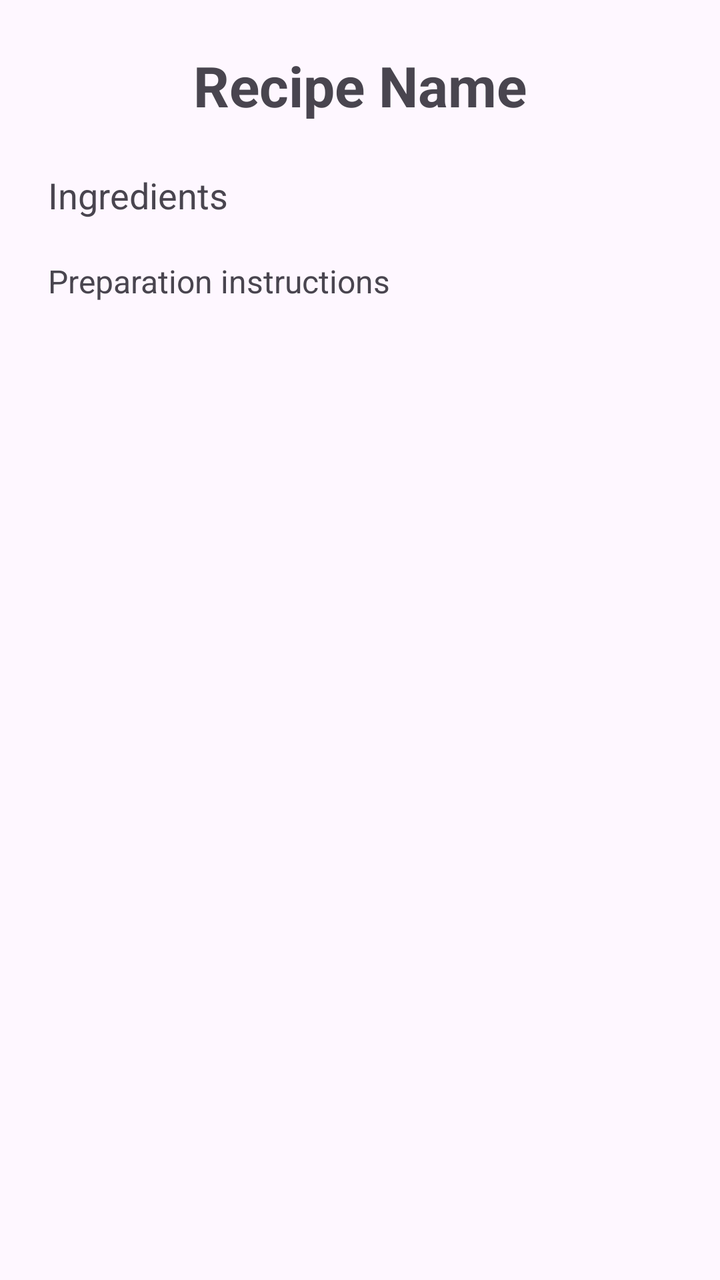
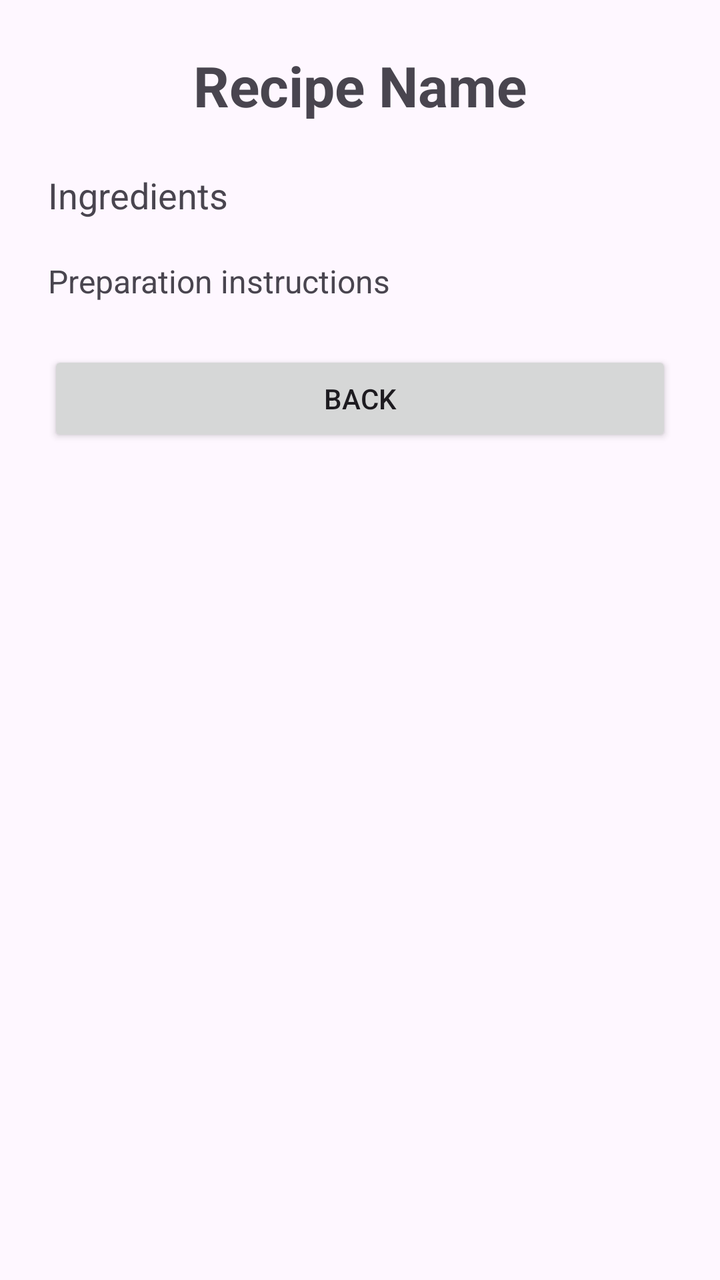

An Android layout rendered at two revisions. The XML below is the earlier revision; the diff shows what the commit changed to produce the second picture.
<!-- AndroidManifest.xml: application theme Theme.SmartPantryManager -->
<!-- res/layout/activity_recipe_detail.xml -->
<?xml version="1.0" encoding="utf-8"?>
<LinearLayout xmlns:android="http://schemas.android.com/apk/res/android"
    android:layout_width="match_parent"
    android:layout_height="match_parent"
    android:orientation="vertical"
    android:padding="24dp">

    <TextView
        android:id="@+id/tvRecipeName"
        android:layout_width="match_parent"
        android:layout_height="wrap_content"
        android:text="Recipe Name"
        android:textSize="28sp"
        android:textStyle="bold"
        android:gravity="center"
        android:layout_marginBottom="24dp" />

    <TextView
        android:id="@+id/tvIngredients"
        android:layout_width="match_parent"
        android:layout_height="wrap_content"
        android:text="Ingredients"
        android:textSize="18sp"
        android:layout_marginBottom="20dp" />

    <TextView
        android:id="@+id/tvInstructions"
        android:layout_width="match_parent"
        android:layout_height="wrap_content"
        android:text="Preparation instructions"
        android:textSize="16sp" />

</LinearLayout>
<!-- resources referenced by this layout -->
<resources>
  <style name="Theme.SmartPantryManager" parent="Base.Theme.SmartPantryManager" />
  <style name="Base.Theme.SmartPantryManager" parent="Theme.Material3.DayNight.NoActionBar">
          
          
      </style>
</resources>

<!-- the commit's change to res/layout/activity_recipe_detail.xml (unified diff, before → after) -->
@@ -28,6 +28,13 @@
         android:layout_width="match_parent"
         android:layout_height="wrap_content"
         android:text="Preparation instructions"
-        android:textSize="16sp" />
+        android:textSize="16sp"
+        android:layout_marginBottom="24dp" />
+
+    <Button
+        android:id="@+id/btnBack"
+        android:layout_width="match_parent"
+        android:layout_height="wrap_content"
+        android:text="Back" />
 
 </LinearLayout>
